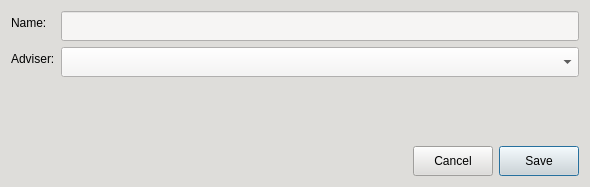
Qt form CAI_PyQt/CAI_Admin/UI/FormSectionRegistration.ui (CPG19040/CPG19040) before a commit.
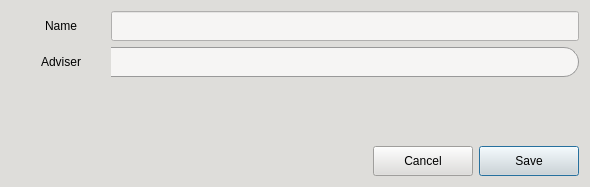
The same form after that commit. Icons and pictures are not drawn.

Patch:
```diff
--- a/CAI_PyQt/CAI_Admin/UI/FormSectionRegistration.ui
+++ b/CAI_PyQt/CAI_Admin/UI/FormSectionRegistration.ui
@@ -26,19 +26,196 @@
    <string>Section Registration</string>
   </property>
   <property name="styleSheet">
-   <string notr="true">background-color: rgb(222, 221, 218); color: rgb(0, 0, 0);</string>
+   <string notr="true">* {
+	background-color: rgb(222, 221, 218); 
+	color: black;
+}
+
+QPushButton[class=&quot;button-green&quot;] {
+	border: 1px solid #0a5128;
+    border-radius: 15px;
+    padding: 0px 10px 0px;
+    background: qlineargradient(x1:0, y1:0, x2:0, y2:1, 
+                                stop:0 #1ebd5d, 
+                                stop:1 #107f3f);
+    color: #FFF;
+    font: 10pt &quot;Inter SemiBold&quot;;
+}
+
+QPushButton[class=&quot;button-green&quot;]:hover {
+    background: qlineargradient(x1:0, y1:0, x2:0, y2:1, 
+                                stop:0 #2ecc71, 
+                                stop:1 #27AE60);
+}
+
+QPushButton[class=&quot;button-green&quot;]:pressed {
+    background: qlineargradient(x1:0, y1:0, x2:0, y2:1, 
+                                stop:0 #0b572a, 
+                                stop:1 #129046); 
+}
+
+QPushButton[class=&quot;button-green&quot;]:disabled {
+    background: #A5D6A7;
+    color: #E8F5E9;
+    opacity: 0.6;
+}
+
+*[class=&quot;button-normal&quot;] {
+	font: 10pt &quot;Inter&quot;;
+	background: qlineargradient(x1:0, y1:0, x2:0, y2:1, 
+                                stop:0 #ffffff, 
+                                stop:1 #d8ecf6);
+	color: black;
+	border-radius: 15px;
+	border: 1px solid rgb(154, 153, 150);
+}
+
+*[class=&quot;button-normal&quot;]:hover {
+	background: qlineargradient(x1:0, y1:0, x2:0, y2:1, 
+                                stop:0 #ffffff, 
+                                stop:1 #f2f6f8);
+}
+
+*[class=&quot;button-normal&quot;]:pressed {
+    background: qlineargradient(x1:0, y1:0, x2:0, y2:1, 
+                                stop:0 #dce5e9, 
+                                stop:1 #ffffff);
+}
+
+*[class=&quot;button-normal&quot;]:disabled {
+	background: #f5f5f5;
+	border: 1px solid #dcdcdc;
+	color: #aeaeae;
+}
+
+*[class=&quot;input-field&quot;] {
+	background-color: transparent;
+}
+
+*[class=&quot;input-field&quot;] QLineEdit {
+	background-color: #ffffff;
+	border: 1px solid #999;
+	border-left: none;
+	border-top-right-radius: 15px;
+	border-bottom-right-radius: 15px;
+	padding: 0px 8px;
+	color: black;
+}
+
+*[class=&quot;input-field&quot;] QLabel {
+	background-color: rgb(192, 191, 188);
+	border-left: 1px solid #999;
+	border-top: 1px solid #999;
+	border-bottom: 1px solid #999;
+	border-right: none;
+	border-top-left-radius: 15px;
+	border-bottom-left-radius: 15px;
+	padding-left: 8px;
+	color: black;
+}
+
+QComboBox {
+    border: 1px solid #999;
+    border-left: none;
+    padding: 0px 10px;
+    background-color: #ffffff;
+    color: #333333;
+    font: 10pt &quot;Inter Medium&quot;;
+    selection-background-color: #7eb4d7;
+	border-top-right-radius: 15px;
+	border-bottom-right-radius: 15px;
+}
+
+QComboBox:focus, QLineEdit:focus {
+    border: 1px solid #007BFF;
+}
+
+QComboBox:hover, QLineEdit:hover {
+    border: 1px solid #3498db;
+}
+
+QComboBox::drop-down {
+    subcontrol-origin: padding;
+    subcontrol-position: top right;
+    width: 30px;
+    border-left-width: 0px;
+    /* Match the 15px border-radius of the main control */
+    border-top-right-radius: 15px;
+    border-bottom-right-radius: 15px;
+}
+
+QComboBox::down-arrow {
+    image: url(:/Images/Images/caret-down.png);
+    border: none;
+    width: 8px;
+    height: 8px;
+}
+
+QComboBox QAbstractItemView {
+    background-color: white !important;
+    border: 1px solid #999;
+    selection-background-color: #7eb4d7;
+    selection-color: #ffffff;
+    outline: 0; /* Removes the ugly dotted focus border */
+}
+
+QComboBox QAbstractItemView::item {
+    padding: 0px 15px;
+    border-radius: 4px;
+    color: #333333;
+}
+
+/* Hover state for items inside the dropdown */
+QComboBox QAbstractItemView::item:hover {
+    background-color: #7eb4d7;
+    color: #ffffff;
+}</string>
   </property>
   <layout class="QVBoxLayout" name="verticalLayout">
    <item>
-    <layout class="QFormLayout" name="formLayout_3">
-     <item row="0" column="0">
+    <widget class="QWidget" name="widget" native="true">
+     <property name="class" stdset="0">
+      <string>input-field</string>
+     </property>
+     <layout class="QHBoxLayout" name="horizontalLayout">
+      <property name="spacing">
+       <number>0</number>
+      </property>
+      <property name="leftMargin">
+       <number>0</number>
+      </property>
+      <property name="topMargin">
+       <number>0</number>
+      </property>
+      <property name="rightMargin">
+       <number>0</number>
+      </property>
+      <property name="bottomMargin">
+       <number>0</number>
+      </property>
+      <item>
       <widget class="QLabel" name="label_9">
+        <property name="minimumSize">
+         <size>
+          <width>100</width>
+          <height>30</height>
+         </size>
+        </property>
+        <property name="maximumSize">
+         <size>
+          <width>100</width>
+          <height>30</height>
+         </size>
+        </property>
        <property name="text">
-        <string>Name:</string>
+         <string>Name</string>
+        </property>
+        <property name="alignment">
+         <set>Qt::AlignCenter</set>
        </property>
       </widget>
      </item>
-     <item row="0" column="1">
+      <item>
       <widget class="QLineEdit" name="txtSectionName">
        <property name="minimumSize">
         <size>
@@ -51,14 +228,53 @@
        </property>
       </widget>
      </item>
-     <item row="1" column="0">
+     </layout>
+    </widget>
+   </item>
+   <item>
+    <widget class="QWidget" name="widget_2" native="true">
+     <property name="class" stdset="0">
+      <string>input-field</string>
+     </property>
+     <layout class="QHBoxLayout" name="horizontalLayout_3">
+      <property name="spacing">
+       <number>0</number>
+      </property>
+      <property name="leftMargin">
+       <number>0</number>
+      </property>
+      <property name="topMargin">
+       <number>0</number>
+      </property>
+      <property name="rightMargin">
+       <number>0</number>
+      </property>
+      <property name="bottomMargin">
+       <number>0</number>
+      </property>
+      <item>
       <widget class="QLabel" name="label_10">
+        <property name="minimumSize">
+         <size>
+          <width>100</width>
+          <height>30</height>
+         </size>
+        </property>
+        <property name="maximumSize">
+         <size>
+          <width>100</width>
+          <height>30</height>
+         </size>
+        </property>
        <property name="text">
-        <string>Adviser:</string>
+         <string>Adviser</string>
+        </property>
+        <property name="alignment">
+         <set>Qt::AlignCenter</set>
        </property>
       </widget>
      </item>
-     <item row="1" column="1">
+      <item>
       <widget class="QComboBox" name="cmb_teacher">
        <property name="minimumSize">
         <size>
@@ -75,6 +291,7 @@
       </widget>
      </item>
     </layout>
+    </widget>
    </item>
    <item>
     <spacer name="verticalSpacer">
@@ -108,7 +325,13 @@
       <widget class="QPushButton" name="btnCancel">
        <property name="minimumSize">
         <size>
-         <width>0</width>
+         <width>100</width>
+         <height>30</height>
+        </size>
+       </property>
+       <property name="maximumSize">
+        <size>
+         <width>100</width>
          <height>30</height>
         </size>
        </property>
@@ -121,7 +344,13 @@
       <widget class="QPushButton" name="btnSave">
        <property name="minimumSize">
         <size>
-         <width>0</width>
+         <width>100</width>
+         <height>30</height>
+        </size>
+       </property>
+       <property name="maximumSize">
+        <size>
+         <width>100</width>
          <height>30</height>
         </size>
        </property>
```
Left out of the diff: 10 changed lines with no effect on the pictures. Lines whose indentation alone changed are shown as unchanged.
